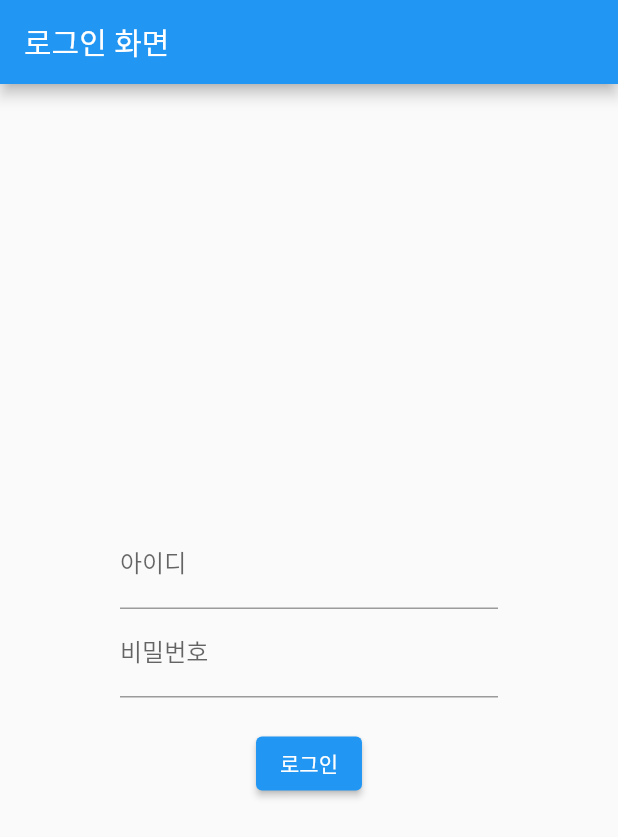
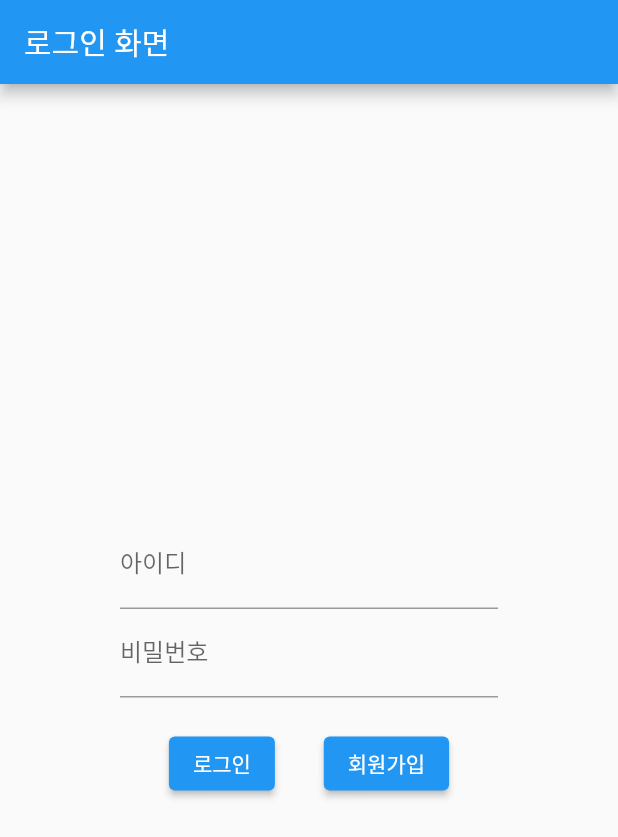
Before and after one commit to ER-IZI/er_front, a Flutter app: the screen it shows after launch, after a tap on "로그인", on a phone screen of 412 x 824 dp. Shown: the top 837 px of the screen. Run offline on Flutter 3.47's test engine with Material 2 defaults, Android fonts, the light colour scheme and no system bars; missing offline and left inert: kakao_flutter_sdk_navi, kakaomap_webview, kpostal; network calls fail.

Commit message:
환자, 병원 회원가입 화면 구현

```diff
--- a/lib/main.dart
+++ b/lib/main.dart
@@ -1,3 +1,6 @@
+import 'package:er_front/screens/hospital_join_screen.dart';
+import 'package:er_front/screens/join_screen.dart';
+import 'package:er_front/screens/patient_join_screen.dart';
 import 'package:flutter/material.dart';
 import 'package:er_front/screens/detail_screen.dart';
 import 'package:er_front/screens/login_screen.dart';
@@ -17,6 +20,9 @@ class MyApp extends StatelessWidget {
       initialRoute: '/login_screen',
       routes: {
         '/login_screen': (context) => const LoginScreen(),
+        '/join_screen': (context) => const JoinScreen(),
+        '/patient_join_screen': (context) => const PatientJoinScreen(),
+        '/hospital_join_screen': (context) => const HospitalJoinScreen(),
         '/detail_screen': (context) => const DetailScreen(),
         '/map_screen': (context) => const MapScreen(),
         '/reservation_screen': (context) => const ReservationScreen(),
--- a/lib/screens/login_screen.dart
+++ b/lib/screens/login_screen.dart
@@ -1,5 +1,4 @@
 import 'dart:convert';
-
 import 'package:flutter/material.dart';
 import 'package:http/http.dart' as http;
 
@@ -11,18 +10,17 @@ class LoginScreen extends StatefulWidget {
 }
 
 class _LoginScreenState extends State<LoginScreen> {
-  final TextEditingController _idController = TextEditingController();
-
-  final TextEditingController _passwordController = TextEditingController();
+  final TextEditingController idController = TextEditingController();
+  final TextEditingController passwordController = TextEditingController();
 
   void _login() async {
-    String id = _idController.text;
-    String password = _passwordController.text;
+    String id = idController.text;
+    String password = passwordController.text;
 
     // 실제 서버 URL로 변경
     String local = 'http://localhost:5000/login';
     String emulator = 'http://10.0.2.2:5000/login';
-    String device = 'http://192.168.219.213:5000/login';
+    String device = 'http://192.168.144.213:5000/login';
 
     String url = device;
     Map<String, String> data = {'id': id, 'password': password};
@@ -38,6 +36,8 @@ class _LoginScreenState extends State<LoginScreen> {
 
       if (response.statusCode == 200) {
         // print('로그인 성공');
+        var jsonResponse = jsonDecode(response.body);
+        var token = jsonResponse['access_token'];
         if (context.mounted) {
           Navigator.pushNamed(context, '/detail_screen');
         }
@@ -61,20 +61,31 @@ class _LoginScreenState extends State<LoginScreen> {
           mainAxisAlignment: MainAxisAlignment.center,
           children: [
             TextField(
-              controller: _idController,
+              controller: idController,
               decoration: const InputDecoration(labelText: '아이디'),
             ),
             TextField(
-              controller: _passwordController,
+              controller: passwordController,
               decoration: const InputDecoration(labelText: '비밀번호'),
               obscureText: true,
             ),
             const SizedBox(height: 20),
-            ElevatedButton(
-              onPressed: () {
-                _login();
-              },
-              child: const Text('로그인'),
+            Row(
+              mainAxisAlignment: MainAxisAlignment.spaceEvenly,
+              children: [
+                ElevatedButton(
+                  onPressed: () {
+                    _login();
+                  },
+                  child: const Text('로그인'),
+                ),
+                ElevatedButton(
+                  onPressed: () {
+                    Navigator.pushNamed(context, '/join_screen');
+                  },
+                  child: const Text('회원가입'),
+                ),
+              ],
             ),
           ],
         ),
--- a/pubspec.yaml
+++ b/pubspec.yaml
@@ -43,6 +43,8 @@ dependencies:
   kakao_flutter_sdk_navi: ^1.4.1
   http: ^0.13.4
   kakaomap_webview: ^0.6.2
+  kpostal: ^0.5.1
+  location: ^5.0.3
 
 dev_dependencies:
   flutter_test:
```
Also changed, not shown: lib/models/hospital_model.dart (added, +17 -0 lines), lib/models/user_model.dart (added, +7 -0 lines), lib/screens/hospital_join_screen.dart (added, +137 -0 lines), lib/screens/join_screen.dart (added, +39 -0 lines), lib/screens/patient_join_screen.dart (added, +46 -0 lines), lib/screens/reservation_screen copy.dart (added, +32 -0 lines), pubspec.lock, 1 other file.
